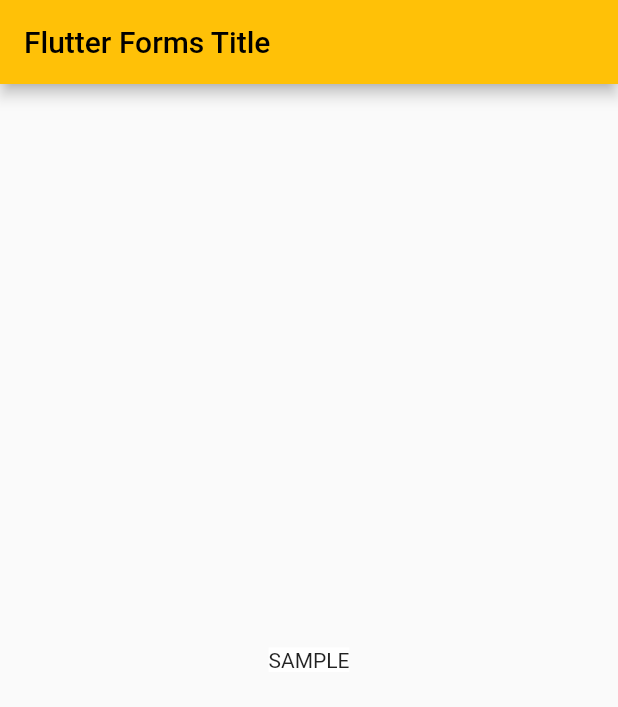
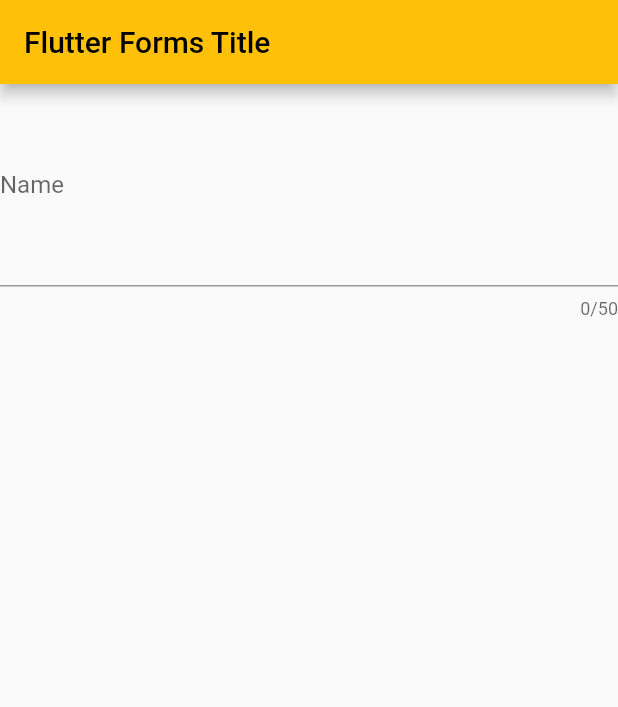
Before and after one commit to ozgursarikamis/flutter_forms, a Flutter app: the screen it shows after launch, on a phone screen of 412 x 824 dp. Shown: the top 707 px of the screen. Run offline on Flutter 3.47's test engine with Material 2 defaults, Android fonts, the phone set to English and light mode, and no system bars.

Commit message:
first input: TextField

```diff
--- a/lib/main.dart
+++ b/lib/main.dart
@@ -1,4 +1,5 @@
 import 'package:flutter/material.dart';
+import 'package:flutter_forms/widgets/text_input.dart';
 
 void main() {
   runApp(const MyApp());
@@ -18,10 +19,9 @@
             centerTitle: false,
             title: const Text('Flutter Forms Title'),
           ),
-          body: const Center(
-              child: Text(
-            'SAMPLE',
-            style: TextStyle(backgroundColor: Colors.white),
+          body: Center(
+              child: Column(
+                children: const <Widget>[TextInput()],
           )),
         ));
   }
--- /dev/null
+++ b/lib/widgets/text_input.dart
@@ -0,0 +1,21 @@
+import 'package:flutter/cupertino.dart';
+import 'package:flutter/material.dart';
+
+class TextInput extends StatefulWidget {
+  const TextInput({Key? key}) : super(key: key);
+
+  @override
+  _TextInputState createState() => _TextInputState();
+}
+
+class _TextInputState extends State<TextInput> {
+  @override
+  Widget build(BuildContext context) {
+    return const TextField(
+      keyboardType: TextInputType.multiline,
+      maxLines: 5,
+      maxLength: 50,
+      decoration: InputDecoration(labelText: "Name"),
+    );
+  }
+}
```
